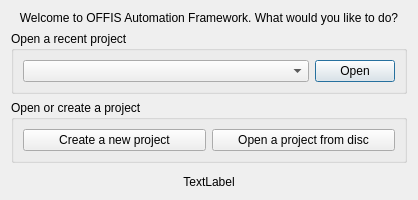
This is modules/frontend/projects/AmirFrontend/src/StartScreen.ui in OFFIS-Automation/Framework as Qt 5 draws it before an edit. The edited form follows.
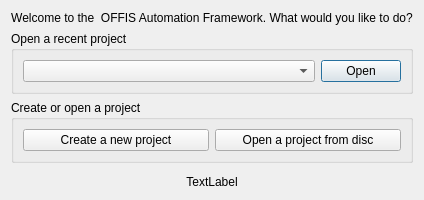
This is the edited form. Icons and pictures are not drawn.

```diff
--- a/modules/frontend/projects/AmirFrontend/src/StartScreen.ui
+++ b/modules/frontend/projects/AmirFrontend/src/StartScreen.ui
@@ -27,7 +27,7 @@
    <item>
     <widget class="QLabel" name="label">
      <property name="text">
-      <string>Welcome to OFFIS Automation Framework. What would you like to do?</string>
+      <string>Welcome to the  OFFIS Automation Framework. What would you like to do?</string>
      </property>
      <property name="alignment">
       <set>Qt::AlignCenter</set>
@@ -73,7 +73,7 @@
    <item>
     <widget class="QGroupBox" name="groupBox">
      <property name="title">
-      <string>Open or create a project</string>
+      <string>Create or open a project</string>
      </property>
      <layout class="QHBoxLayout" name="horizontalLayout_2">
       <item>
```
Left out of the diff: 2 changed lines with no effect on the pictures.
